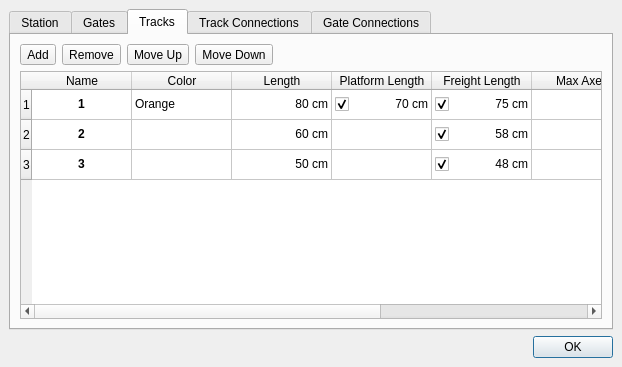
Qt form src/stations/manager/stations/dialogs/stationeditdialog.ui (gfgit/ModelRailroadTimetablePlanner) before a commit.
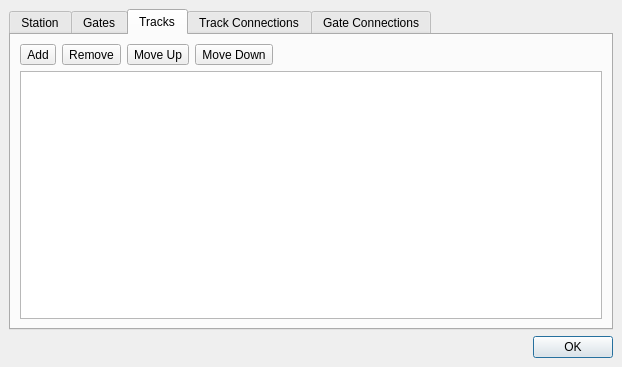
The same form after that commit. The open tabs and pages were chosen to show the change.

```diff
--- a/src/stations/manager/stations/dialogs/stationeditdialog.ui
+++ b/src/stations/manager/stations/dialogs/stationeditdialog.ui
@@ -354,227 +354,7 @@
         </layout>
        </item>
        <item>
-        <widget class="QTableWidget" name="trackView">
-         <row>
-          <property name="text">
-           <string>1</string>
-          </property>
-         </row>
-         <row>
-          <property name="text">
-           <string>2</string>
-          </property>
-         </row>
-         <row>
-          <property name="text">
-           <string>3</string>
-          </property>
-         </row>
-         <column>
-          <property name="text">
-           <string>Name</string>
-          </property>
-         </column>
-         <column>
-          <property name="text">
-           <string>Color</string>
-          </property>
-         </column>
-         <column>
-          <property name="text">
-           <string>Length</string>
-          </property>
-         </column>
-         <column>
-          <property name="text">
-           <string>Platform Length</string>
-          </property>
-         </column>
-         <column>
-          <property name="text">
-           <string>Freight Length</string>
-          </property>
-         </column>
-         <column>
-          <property name="text">
-           <string>Max Axes</string>
-          </property>
-         </column>
-         <column>
-          <property name="text">
-           <string>Electrified</string>
-          </property>
-         </column>
-         <column>
-          <property name="text">
-           <string>Trough</string>
-          </property>
-         </column>
-         <item row="0" column="0">
-          <property name="text">
-           <string>1</string>
-          </property>
-          <property name="font">
-           <font>
-            <weight>75</weight>
-            <bold>true</bold>
-           </font>
-          </property>
-          <property name="textAlignment">
-           <set>AlignCenter</set>
-          </property>
-         </item>
-         <item row="0" column="1">
-          <property name="text">
-           <string>Orange</string>
-          </property>
-          <property name="background">
-           <brush brushstyle="NoBrush">
-            <color alpha="255">
-             <red>255</red>
-             <green>170</green>
-             <blue>0</blue>
-            </color>
-           </brush>
-          </property>
-         </item>
-         <item row="0" column="2">
-          <property name="text">
-           <string>80 cm</string>
-          </property>
-          <property name="textAlignment">
-           <set>AlignTrailing|AlignVCenter</set>
-          </property>
-         </item>
-         <item row="0" column="3">
-          <property name="text">
-           <string>70 cm</string>
-          </property>
-          <property name="textAlignment">
-           <set>AlignTrailing|AlignVCenter</set>
-          </property>
-          <property name="checkState">
-           <enum>Checked</enum>
-          </property>
-         </item>
-         <item row="0" column="4">
-          <property name="text">
-           <string>75 cm</string>
-          </property>
-          <property name="textAlignment">
-           <set>AlignTrailing|AlignVCenter</set>
-          </property>
-          <property name="checkState">
-           <enum>Checked</enum>
-          </property>
-         </item>
-         <item row="0" column="5">
-          <property name="text">
-           <string>120</string>
-          </property>
-          <property name="textAlignment">
-           <set>AlignTrailing|AlignVCenter</set>
-          </property>
-         </item>
-         <item row="0" column="6">
-          <property name="text">
-           <string/>
-          </property>
-          <property name="checkState">
-           <enum>Checked</enum>
-          </property>
-         </item>
-         <item row="0" column="7">
-          <property name="text">
-           <string/>
-          </property>
-          <property name="checkState">
-           <enum>Checked</enum>
-          </property>
-         </item>
-         <item row="1" column="0">
-          <property name="text">
-           <string>2</string>
-          </property>
-          <property name="font">
-           <font>
-            <weight>75</weight>
-            <bold>true</bold>
-           </font>
-          </property>
-          <property name="textAlignment">
-           <set>AlignCenter</set>
-          </property>
-         </item>
-         <item row="1" column="2">
-          <property name="text">
-           <string>60 cm</string>
-          </property>
-          <property name="textAlignment">
-           <set>AlignTrailing|AlignVCenter</set>
-          </property>
-         </item>
-         <item row="1" column="4">
-          <property name="text">
-           <string>58 cm</string>
-          </property>
-          <property name="textAlignment">
-           <set>AlignTrailing|AlignVCenter</set>
-          </property>
-          <property name="checkState">
-           <enum>Checked</enum>
-          </property>
-         </item>
-         <item row="1" column="5">
-          <property name="text">
-           <string>80</string>
-          </property>
-          <property name="textAlignment">
-           <set>AlignTrailing|AlignVCenter</set>
-          </property>
-         </item>
-         <item row="2" column="0">
-          <property name="text">
-           <string>3</string>
-          </property>
-          <property name="font">
-           <font>
-            <weight>75</weight>
-            <bold>true</bold>
-           </font>
-          </property>
-          <property name="textAlignment">
-           <set>AlignCenter</set>
-          </property>
-         </item>
-         <item row="2" column="2">
-          <property name="text">
-           <string>50 cm</string>
-          </property>
-          <property name="textAlignment">
-           <set>AlignTrailing|AlignVCenter</set>
-          </property>
-         </item>
-         <item row="2" column="4">
-          <property name="text">
-           <string>48 cm</string>
-          </property>
-          <property name="textAlignment">
-           <set>AlignTrailing|AlignVCenter</set>
-          </property>
-          <property name="checkState">
-           <enum>Checked</enum>
-          </property>
-         </item>
-         <item row="2" column="5">
-          <property name="text">
-           <string>70</string>
-          </property>
-          <property name="textAlignment">
-           <set>AlignTrailing|AlignVCenter</set>
-          </property>
-         </item>
-        </widget>
+        <widget class="QTableView" name="trackView"/>
        </item>
       </layout>
      </widget>
```
Left out of the diff: 116 changed lines with no effect on the pictures.
